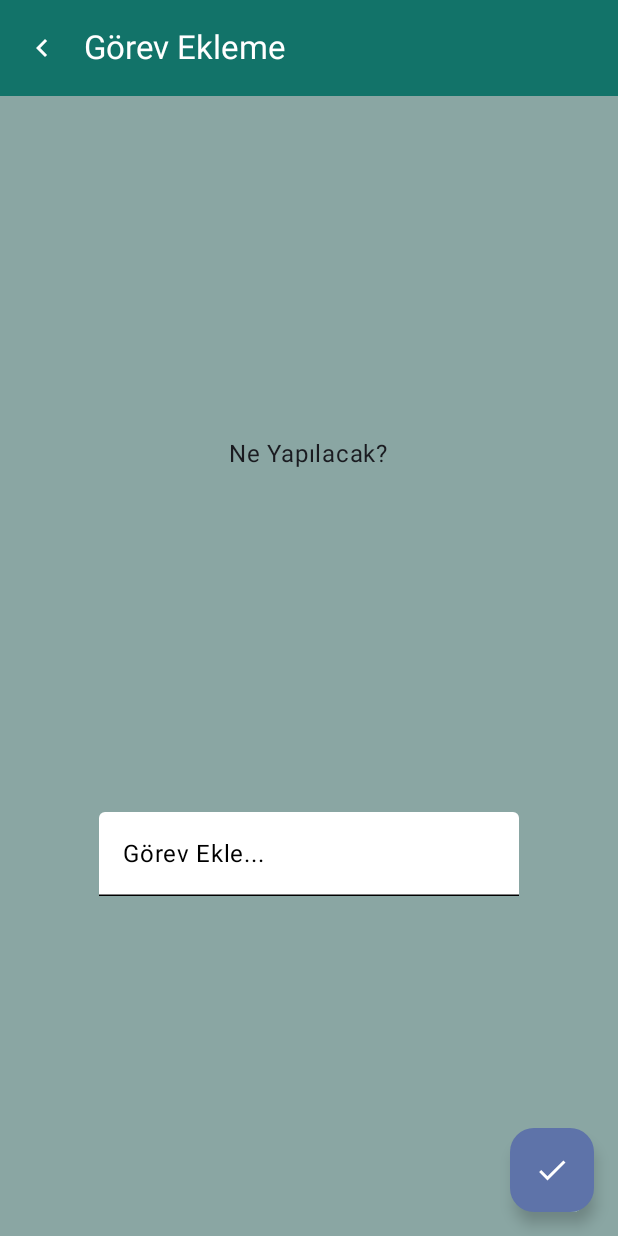
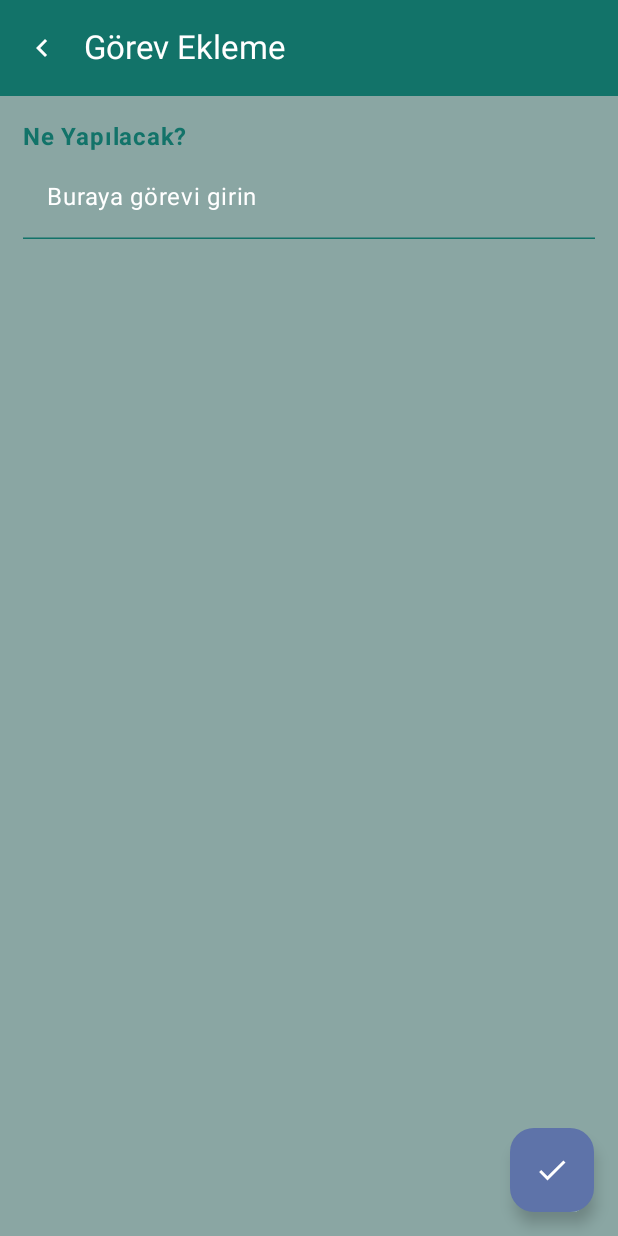
Before and after one commit to akgullberk/Jetpack-Compose-Task-Manager-MVVM, an Android app built with Jetpack Compose: the GorevEkleme screen opened through its navigation route, on a phone screen of 412 x 824 dp. Run offline under Robolectric (Android 15) with nearby library versions, the phone set to English and light mode, and no system bars; our stand-ins replace Dagger/Hilt's generated code, Firebase (no records; nobody signed in at launch, a user with empty details on screens opened directly), livedata-compose.

Commit message:
görev ekleme design

```diff
--- a/app/src/main/java/com/example/taskmanager/uix/view/GorevEkleme.kt
+++ b/app/src/main/java/com/example/taskmanager/uix/view/GorevEkleme.kt
@@ -6,6 +6,7 @@ import androidx.compose.foundation.layout.Arrangement
 import androidx.compose.foundation.layout.Box
 import androidx.compose.foundation.layout.Column
 import androidx.compose.foundation.layout.fillMaxSize
+import androidx.compose.foundation.layout.fillMaxWidth
 import androidx.compose.foundation.layout.padding
 import androidx.compose.material3.Button
 import androidx.compose.material3.ExperimentalMaterial3Api
@@ -25,6 +26,8 @@ import androidx.compose.ui.Alignment
 import androidx.compose.ui.Modifier
 import androidx.compose.ui.graphics.Color
 import androidx.compose.ui.res.painterResource
+import androidx.compose.ui.text.font.FontWeight
+import androidx.compose.ui.unit.dp
 import androidx.navigation.NavController
 import com.example.taskmanager.R
 import com.example.taskmanager.uix.viewmodel.GorevEklemeViewModel
@@ -77,21 +80,28 @@ fun GorevEkleme(navController: NavController, gorevEklemeViewModel: GorevEklemeV
             .fillMaxSize()
             .background(Color(0xFF8AA6A3))
         ) {
+
             Column(
                 modifier = Modifier
-                    .fillMaxSize(),
-                verticalArrangement = Arrangement.SpaceEvenly,
-                horizontalAlignment = Alignment.CenterHorizontally
+                    .fillMaxSize()
+                    .padding(15.dp)
+
 
             ) {
-                Text(text = "Ne Yapılacak?")
-                TextField(value = tfGorevAd.value, onValueChange = {tfGorevAd.value = it}, label = { Text(text = "Görev Ekle...")},
+                Text(
+                    text = "Ne Yapılacak?", color = Color(0xFF127369), fontWeight = FontWeight.Bold,)
+                TextField(
+                    value = tfGorevAd.value,
+                    onValueChange = {tfGorevAd.value = it},
+                    modifier = Modifier
+                        .fillMaxWidth(),
+                    label = { Text(text = "Buraya görevi girin", color = Color.White)},
                     colors = TextFieldDefaults.textFieldColors(
-                        containerColor = Color.White,
+                        containerColor = Color.Transparent,
                         focusedLabelColor = Color.Black,
-                        focusedIndicatorColor = Color.Black,
+                        focusedIndicatorColor = Color(0xFF127369),
                         unfocusedLabelColor = Color.Black,
-                        unfocusedIndicatorColor = Color.Black,
+                        unfocusedIndicatorColor = Color(0xFF127369),
                     ))
 
             }
```
